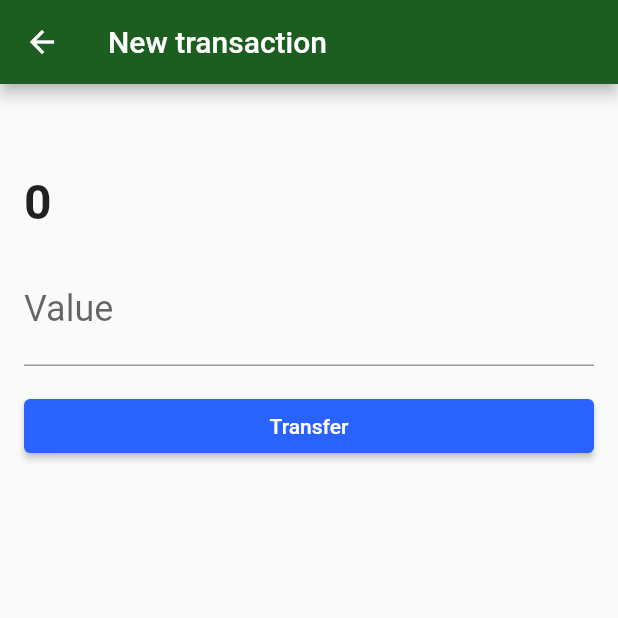
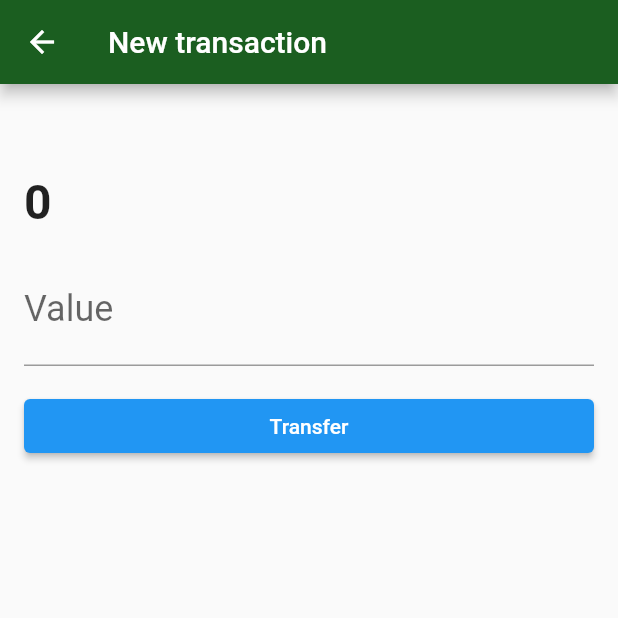
Before and after one commit to dmorsoleto/byteBank, a Flutter app: the TransactionForm screen opened directly with empty values, after a tap on "Transfer", on a phone screen of 412 x 824 dp, the top half of it. Run offline on Flutter 3.47's test engine with Material 2 defaults, Android fonts, the phone set to English and light mode, and no system bars; our stand-ins replace sqflite; missing offline and left inert: http_interceptor; accounts and stored records are empty; statements that could not run were skipped.

```diff
--- a/lib/api/webclients/transactions_webclient.dart
+++ b/lib/api/webclients/transactions_webclient.dart
@@ -7,7 +7,7 @@ import 'package:http/http.dart';
 class TransactionWebClient {
   Future<List<Transaction>> findAll() async {
     final Response response = await client
-        .get(Uri.http('localhost:8080', 'transactions'))
+        .get(Uri.http('191.13.114.152:8080', 'transactions'))
         .timeout(Duration(seconds: 5));
 
     final List<dynamic> decodedJson = jsonDecode(response.body);
@@ -18,7 +18,7 @@ class TransactionWebClient {
     final String transactionJson = jsonEncode(transaction.toJson());
 
     final Response response = await client.post(
-        Uri.http('localhost:8080', 'transactions'),
+        Uri.http('191.13.114.152:8080', 'transactions'),
         headers: {
           'Content-type': 'application/json',
           'password': '1000',
--- a/lib/screens/transaction_form.dart
+++ b/lib/screens/transaction_form.dart
@@ -57,7 +57,7 @@ class _TransactionFormState extends State<TransactionForm> {
                 padding: const EdgeInsets.only(top: 16.0),
                 child: SizedBox(
                   width: double.maxFinite,
-                  child: RaisedButton(
+                  child: ElevatedButton(
                     child: Text('Transfer'), onPressed: () {
                       final double value = double.tryParse(_valueController.text);
                       final transactionCreated = Transaction(value, widget.contact);
```
